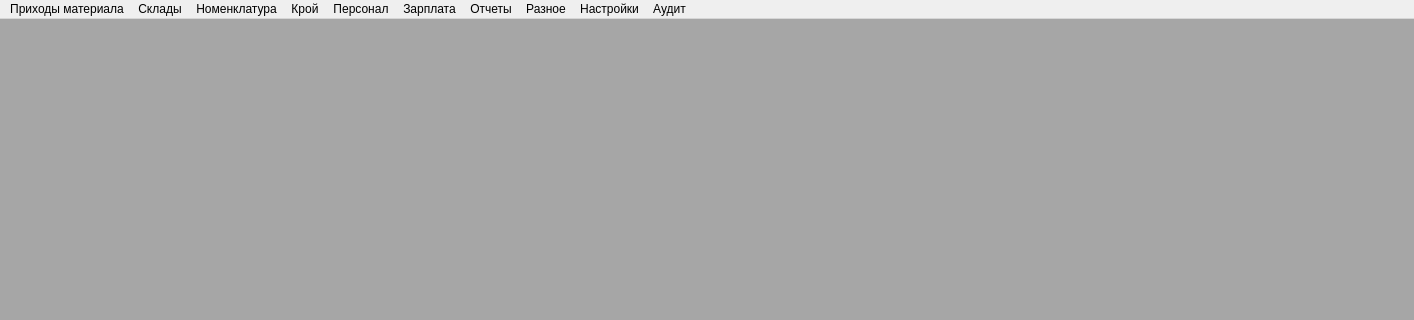
Old version of the form ui/main.ui in the repository Meller008/CRM-Avi; both pictures show x 0 to 1414 and y 0 to 320 of the 1414 by 714 pixel window.
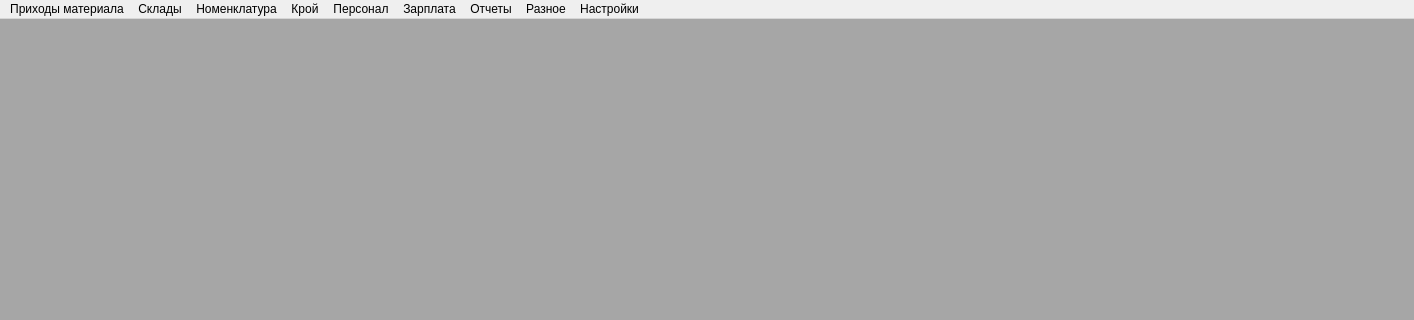
New version of the form. Icons and pictures are not drawn.

Commit message: Работа - Добавлен список всех артикулов!

Patch:
```diff
--- a/ui/main.ui
+++ b/ui/main.ui
@@ -159,12 +159,7 @@
     </property>
     <addaction name="ma_order_edi"/>
     <addaction name="ma_scan_pack"/>
-   </widget>
-   <widget class="QMenu" name="menu_10">
-    <property name="title">
-     <string>Аудит</string>
-    </property>
-    <addaction name="ma_audit_verification"/>
+    <addaction name="ma_article_list"/>
    </widget>
    <widget class="QMenu" name="menu_11">
     <property name="title">
@@ -223,7 +218,6 @@
    <addaction name="menu_13"/>
    <addaction name="menu_9"/>
    <addaction name="menu_3"/>
-   <addaction name="menu_10"/>
   </widget>
   <widget class="QStatusBar" name="statusbar"/>
   <action name="ma_material">
```
Left out of the diff: 25 changed lines with no effect on the pictures. The commit also changes 2 other files.
